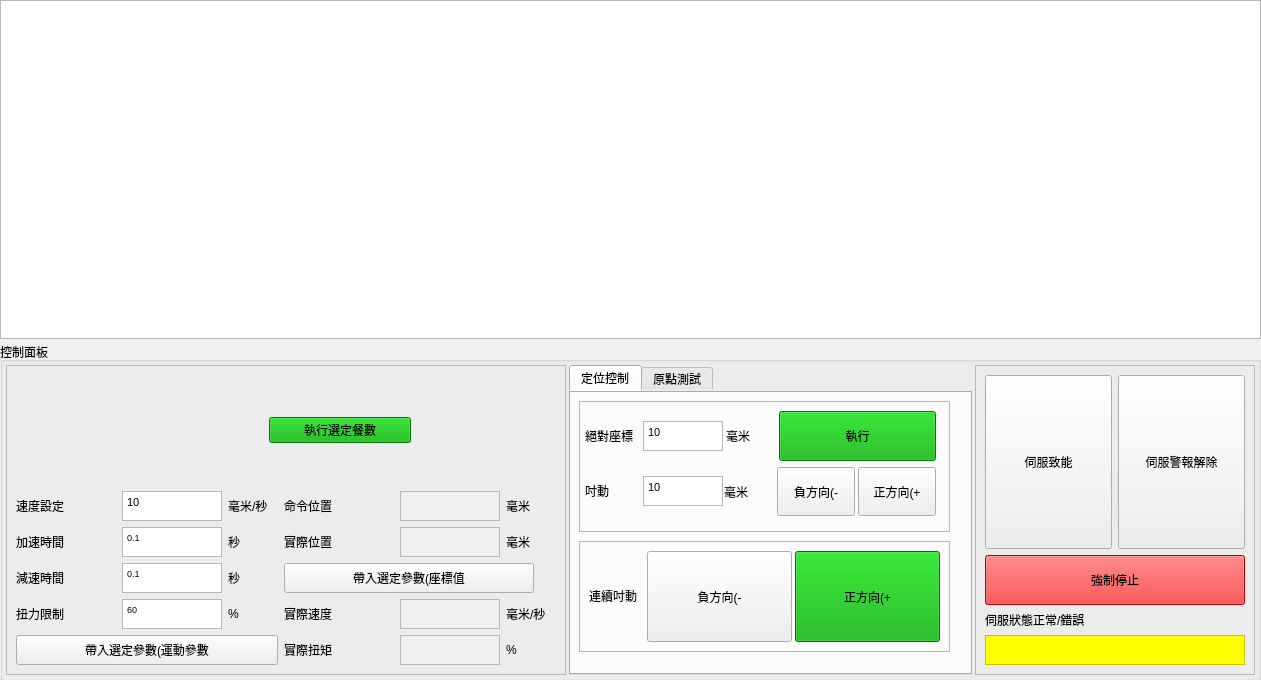
Qt form bank-view/frontmanaualmode.ui (smandyscom/front-base-widget) before a commit.
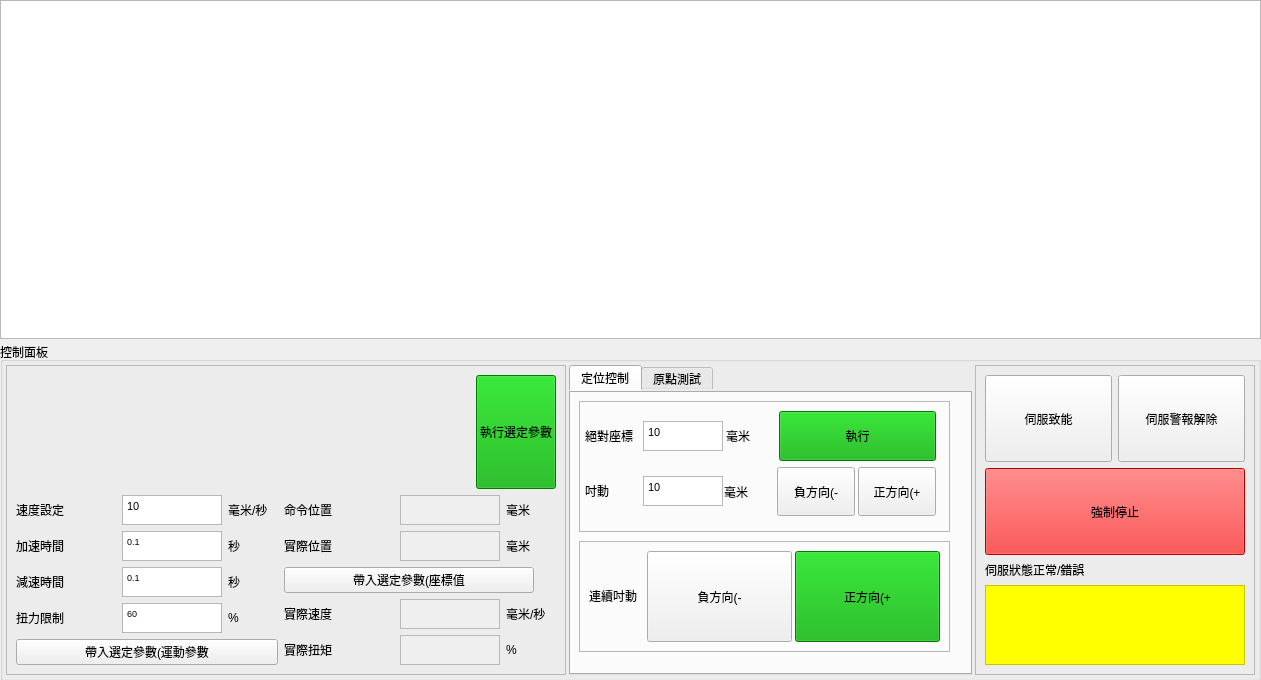
The same form after that commit.

What changed in the file:
```diff
--- a/bank-view/frontmanaualmode.ui
+++ b/bank-view/frontmanaualmode.ui
@@ -103,6 +103,12 @@
             </property>
             <item>
              <widget class="QWidget" name="widgetFilter" native="true">
+              <property name="sizePolicy">
+               <sizepolicy hsizetype="Expanding" vsizetype="Expanding">
+                <horstretch>0</horstretch>
+                <verstretch>0</verstretch>
+               </sizepolicy>
+              </property>
               <property name="minimumSize">
                <size>
                 <width>250</width>
@@ -113,17 +119,20 @@
             </item>
             <item>
              <widget class="QPushButton" name="pushButtonBankExecution">
+              <property name="sizePolicy">
+               <sizepolicy hsizetype="Minimum" vsizetype="Expanding">
+                <horstretch>0</horstretch>
+                <verstretch>0</verstretch>
+               </sizepolicy>
+              </property>
               <property name="styleSheet">
                <string notr="true">background-color: rgb(0, 170, 0);</string>
               </property>
               <property name="text">
-               <string>執行選定餐數</string>
+               <string>執行選定參數</string>
               </property>
              </widget>
             </item>
-            <item>
-             <widget class="QWidget" name="widgetBankTransfer" native="true"/>
-            </item>
            </layout>
           </item>
           <item>
@@ -1324,7 +1333,7 @@
               <property name="maximumSize">
                <size>
                 <width>260</width>
-                <height>50</height>
+                <height>100</height>
                </size>
               </property>
               <property name="layoutDirection">
@@ -1365,7 +1374,7 @@
               <property name="maximumSize">
                <size>
                 <width>16777215</width>
-                <height>30</height>
+                <height>80</height>
                </size>
               </property>
               <property name="styleSheet">
```
